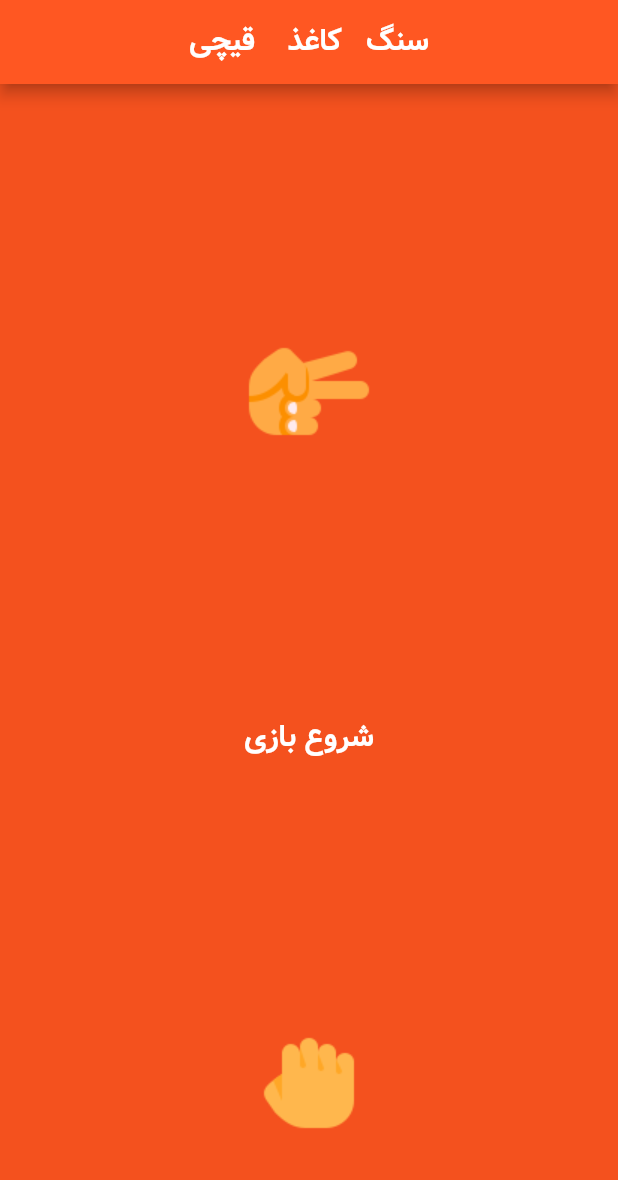
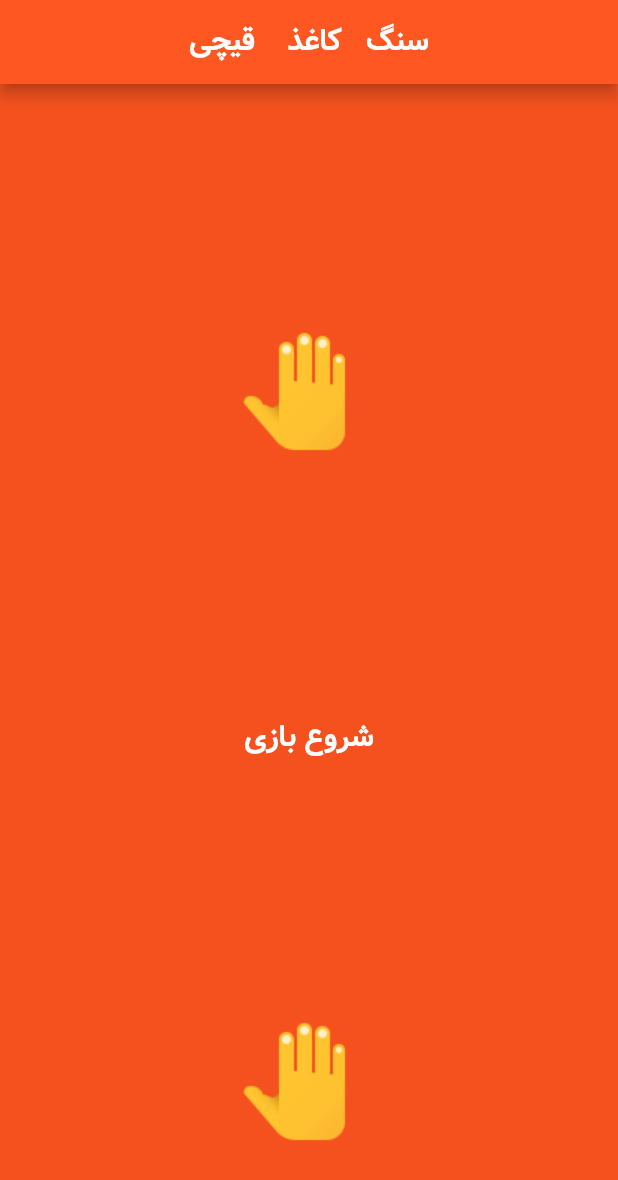
Before and after one commit to amirahmadadibi/rock_paper_scisser, a Flutter app: the screen it shows after launch, after a tap on "شروع بازی", on a phone screen of 412 x 824 dp. Shown: the top 1180 px of the screen. Run offline on Flutter 3.47's test engine with Material 2 defaults, Android fonts, the phone set to English and light mode, and no system bars.

```diff
--- a/lib/main.dart
+++ b/lib/main.dart
@@ -1,3 +1,5 @@
+import 'dart:math';
+
 import 'package:flutter/material.dart';
 
 void main() {
@@ -39,8 +41,9 @@ class _GameApplicationState extends State<GameApplication> {
                   style: TextButton.styleFrom(primary: Colors.white),
                   onPressed: () {
                     setState(() {
-                      top = 3;
-                      bottom = 1;
+                      top = Random().nextInt(3) + 1; //0-2-> 1 3
+                      bottom = Random().nextInt(3) + 1;
+                      ;
                     });
                   },
                   child: Text(
```
